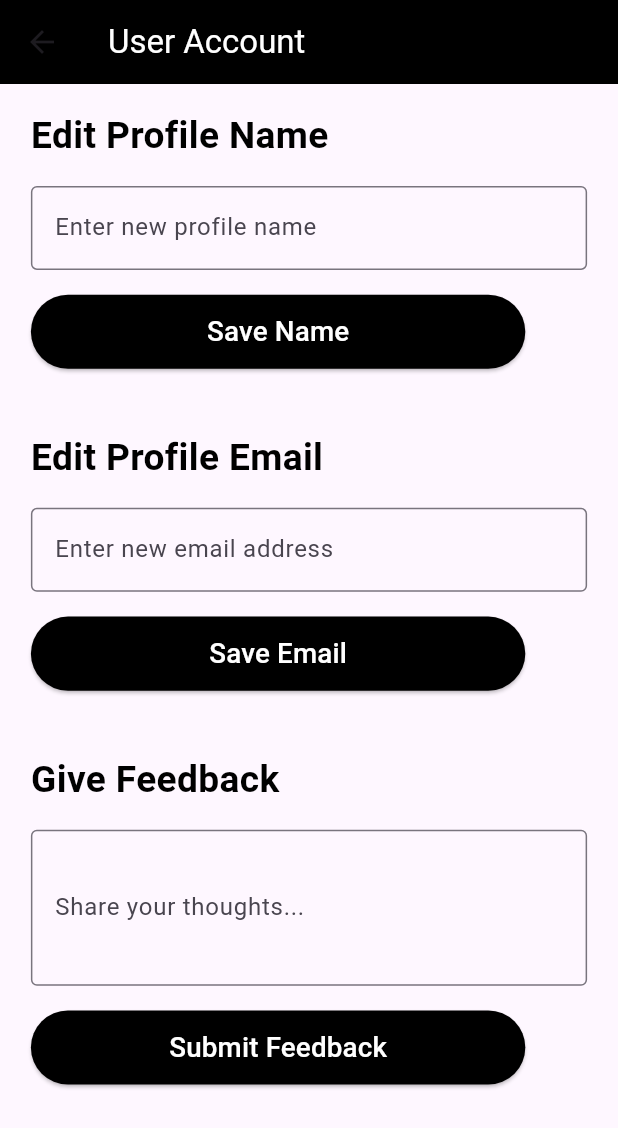
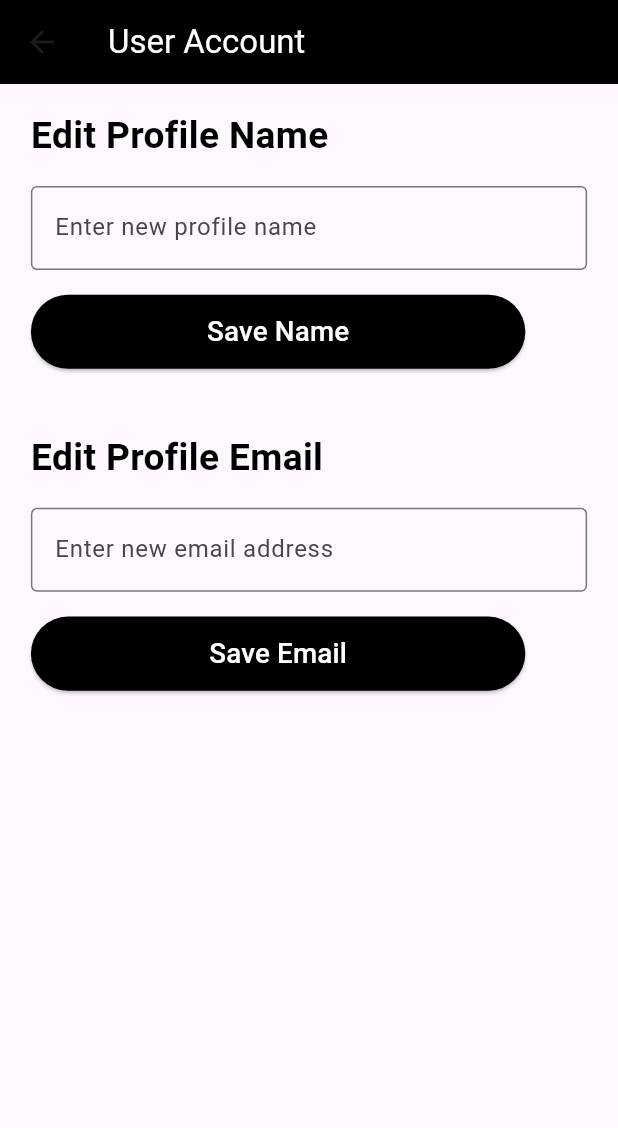
Before and after one commit to shokrfy/smart-glove-project, a Flutter app: the UserAccountScreen screen opened by its route, on a phone screen of 412 x 824 dp. Shown: the top 1128 px of the screen. Run offline on Flutter 3.47's test engine with Material 3 defaults, Android fonts, the phone set to English and light mode, and no system bars; our stand-ins replace flutter_blue_plus, flutter_tts, logger, permission_handler, speech_to_text.

Commit message:
new ui edits

```diff
--- a/lib/main.dart
+++ b/lib/main.dart
@@ -26,7 +26,7 @@ class MyApp extends StatelessWidget {
       theme: ThemeData(primarySwatch: Colors.blue),
 
       // تظهر أولاً شاشة الترحيب
-      initialRoute: WelcomeScreen.routeName,
+      initialRoute:TheSplashScreen.theRoutName,
 
       routes: {
         // شاشة الترحيب
--- a/lib/the_app_ui/the_screens/the_splash_screen.dart
+++ b/lib/the_app_ui/the_screens/the_splash_screen.dart
@@ -1,5 +1,5 @@
 import 'package:flutter/material.dart';
-import 'package:the_graduation_project/the_app_ui/the_screens/the_home_screen.dart';
+import 'package:the_graduation_project/the_app_ui/the_screens/welcome_screen.dart';
 import '../../the_app_utilizations/the_app_assets.dart';
 
 class TheSplashScreen extends StatelessWidget {
@@ -10,9 +10,9 @@ class TheSplashScreen extends StatelessWidget {
 
   @override
   Widget build(BuildContext context) {
-    Future.delayed(const Duration(seconds: 1), () {
+    Future.delayed(const Duration(seconds: 3), () {
       if (!context.mounted) return;
-      Navigator.pushReplacementNamed(context, HomeScreen.theRouteName);
+      Navigator.pushReplacementNamed(context, WelcomeScreen.routeName);
     });
 
     return Scaffold(
--- a/lib/the_app_ui/the_screens/the_views/the_user_account_view.dart
+++ b/lib/the_app_ui/the_screens/the_views/the_user_account_view.dart
@@ -17,7 +17,10 @@ class _UserAccountScreenState extends State<UserAccountScreen> {
 
     return Scaffold(
       appBar: AppBar(
-        title: Text('User Account', style: TextStyle(color: Colors.white),),
+        title: Text(
+          'User Account',
+          style: TextStyle(color: Colors.white),
+        ),
         backgroundColor: Colors.black,
       ),
       body: SingleChildScrollView(
@@ -93,40 +96,6 @@ class _UserAccountScreenState extends State<UserAccountScreen> {
                 ),
               ),
               SizedBox(height: screenHeight * 0.05),
-              Text(
-                'Give Feedback',
-                style: TextStyle(
-                  fontSize: screenWidth * 0.06,
-                  fontWeight: FontWeight.bold,
-                  color: Colors.black,
-                ),
-              ),
-              SizedBox(height: screenHeight * 0.02),
-              TextField(
-                decoration: InputDecoration(
-                  labelText: 'Share your thoughts...',
-                  border: OutlineInputBorder(),
-                ),
-                maxLines: 3,
-              ),
-              SizedBox(height: screenHeight * 0.02),
-              ElevatedButton(
-                onPressed: () {
-                  // Handle Submit Feedback button press
-                },
-                style: ElevatedButton.styleFrom(
-                  backgroundColor: Colors.black,
-                  fixedSize: Size(screenWidth * 0.8, screenHeight * 0.06),
-                ),
-                child: Text(
-                  'Submit Feedback',
-                  style: TextStyle(
-                    fontSize: screenWidth * 0.045,
-                    color: Colors.white,
-                  ),
-                ),
-              ),
-              SizedBox(height: screenHeight * 0.05),
             ],
           ),
         ),
```
Also changed, not shown: lib/the_app_ui/the_screens/the_home_screen.dart (+9 -5 lines), lib/the_app_ui/the_screens/welcome_screen.dart (+29 -4 lines).
